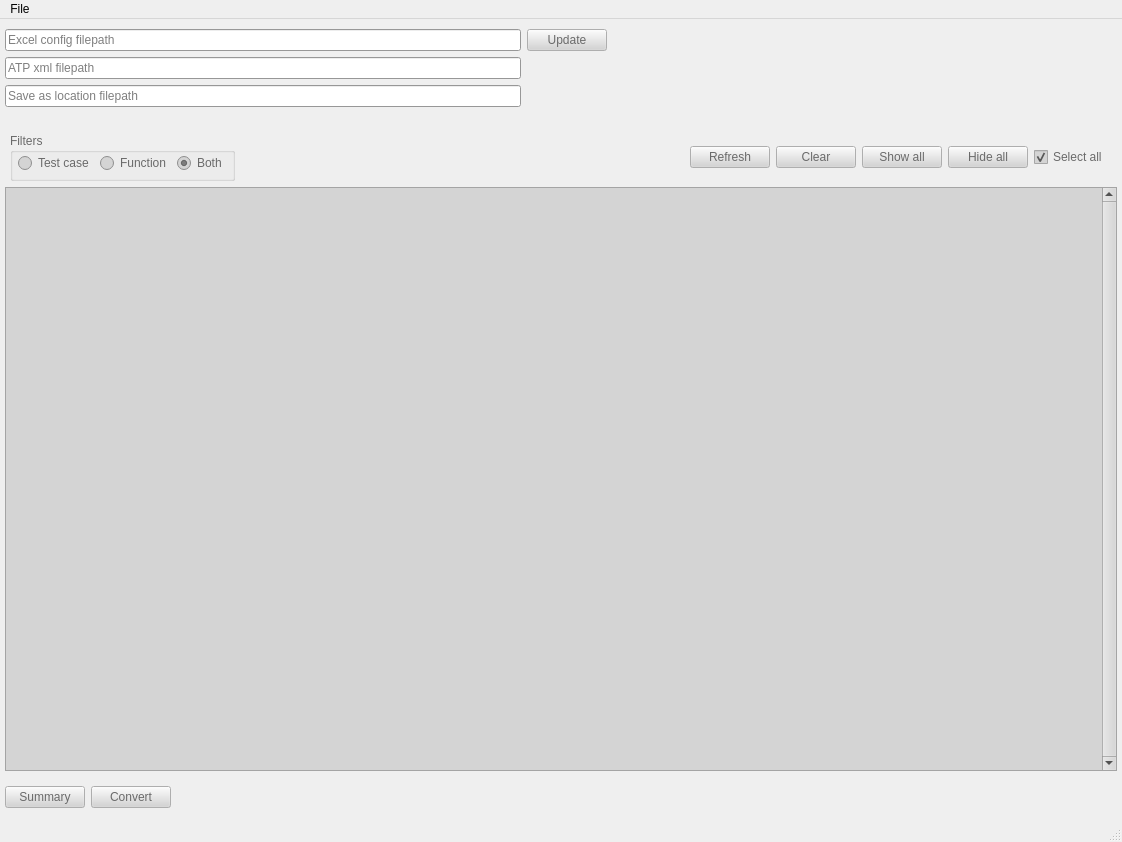
Before: the Qt Designer form components/UiMainWindow.ui in bubuding0809/XML-Converter, drawn with Qt 5.
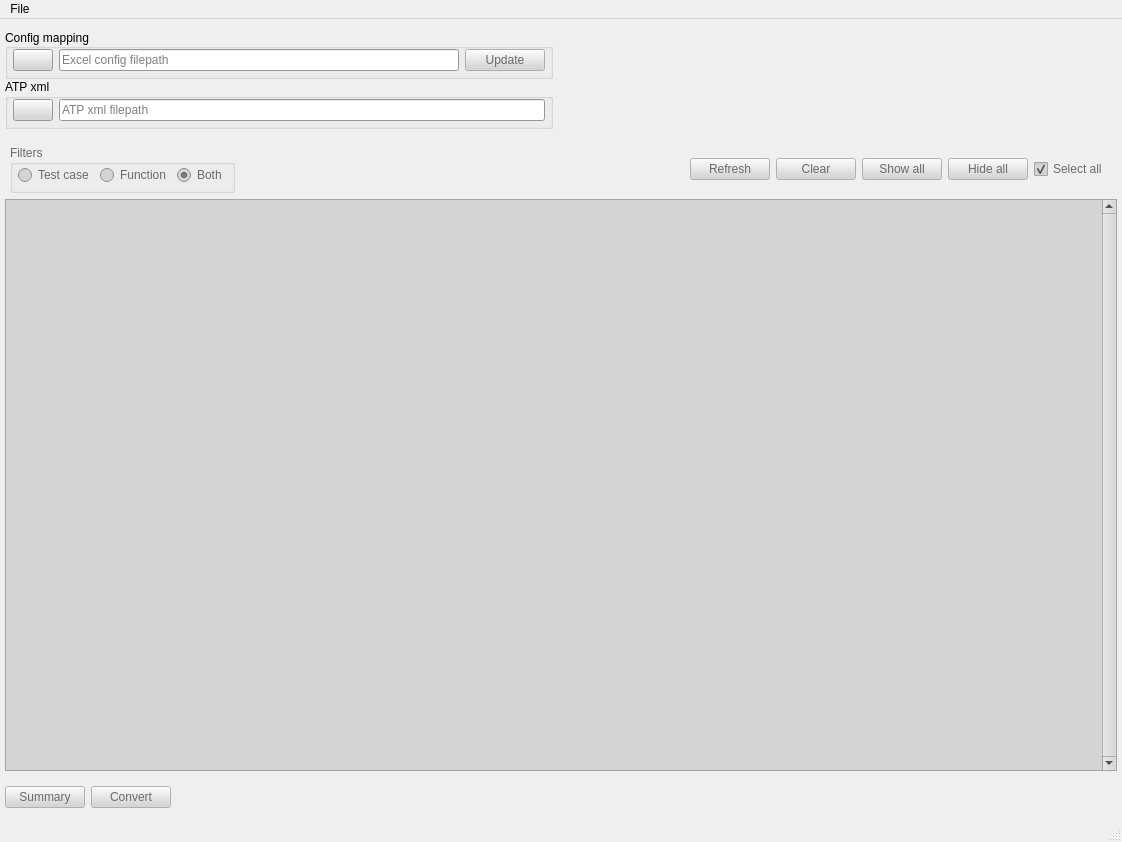
After: the same form once the commit is applied. Icons and pictures are not drawn.

What changed in the file:
```diff
--- a/components/UiMainWindow.ui
+++ b/components/UiMainWindow.ui
@@ -491,85 +491,66 @@
         <number>0</number>
        </property>
        <property name="bottomMargin">
-        <number>20</number>
+        <number>10</number>
        </property>
-       <item row="0" column="0">
-        <widget class="QWidget" name="configInput_widget" native="true">
-         <layout class="QHBoxLayout" name="horizontalLayout_4">
-          <property name="leftMargin">
-           <number>0</number>
-          </property>
-          <property name="topMargin">
-           <number>0</number>
-          </property>
-          <property name="rightMargin">
-           <number>0</number>
-          </property>
-          <property name="bottomMargin">
-           <number>0</number>
-          </property>
-          <item>
-           <widget class="QLineEdit" name="configFilePath_display">
-            <property name="minimumSize">
-             <size>
-              <width>400</width>
-              <height>0</height>
-             </size>
-            </property>
-            <property name="readOnly">
-             <bool>true</bool>
-            </property>
-            <property name="placeholderText">
-             <string>Excel config filepath</string>
-            </property>
-           </widget>
-          </item>
-         </layout>
-        </widget>
-       </item>
-       <item row="1" column="5">
-        <spacer name="horizontalSpacer_2">
-         <property name="orientation">
-          <enum>Qt::Horizontal</enum>
-         </property>
-         <property name="sizeHint" stdset="0">
-          <size>
-           <width>40</width>
-           <height>20</height>
-          </size>
-         </property>
-        </spacer>
-       </item>
-       <item row="2" column="5">
-        <spacer name="horizontalSpacer_4">
-         <property name="orientation">
-          <enum>Qt::Horizontal</enum>
-         </property>
-         <property name="sizeHint" stdset="0">
-          <size>
-           <width>40</width>
-           <height>20</height>
-          </size>
-         </property>
-        </spacer>
-       </item>
+       <property name="verticalSpacing">
+        <number>0</number>
+       </property>
        <item row="1" column="0">
-        <widget class="QWidget" name="xmlInput_widget" native="true">
-         <layout class="QHBoxLayout" name="horizontalLayout_5">
+        <widget class="QGroupBox" name="xmlGroup_box">
+         <property name="title">
+          <string>ATP xml</string>
+         </property>
+         <layout class="QHBoxLayout" name="horizontalLayout_9">
           <property name="leftMargin">
-           <number>0</number>
+           <number>5</number>
           </property>
           <property name="topMargin">
            <number>0</number>
           </property>
           <property name="rightMargin">
-           <number>0</number>
+           <number>5</number>
           </property>
           <property name="bottomMargin">
-           <number>0</number>
+           <number>5</number>
           </property>
+          <item>
+           <widget class="QPushButton" name="xmlFileUpload_btn">
+            <property name="sizePolicy">
+             <sizepolicy hsizetype="Fixed" vsizetype="Fixed">
+              <horstretch>0</horstretch>
+              <verstretch>0</verstretch>
+             </sizepolicy>
+            </property>
+            <property name="cursor">
+             <cursorShape>PointingHandCursor</cursorShape>
+            </property>
+            <property name="text">
+             <string/>
+            </property>
+            <property name="icon">
+             <iconset resource="../media/bootstrap.qrc">
+              <normaloff>:/icons/bootstrap-icons-1.8.3/filetype-xml.svg</normaloff>:/icons/bootstrap-icons-1.8.3/filetype-xml.svg</iconset>
+            </property>
+            <property name="iconSize">
+             <size>
+              <width>25</width>
+              <height>25</height>
+             </size>
+            </property>
+            <property name="default">
+             <bool>false</bool>
+            </property>
+           </widget>
+          </item>
           <item>
            <widget class="QLineEdit" name="xmlFilePath_display">
+            <property name="sizePolicy">
+             <sizepolicy hsizetype="Minimum" vsizetype="Fixed">
+              <horstretch>0</horstretch>
+              <verstretch>0</verstretch>
+             </sizepolicy>
+            </property>
             <property name="minimumSize">
              <size>
               <width>400</width>
@@ -587,41 +568,7 @@
          </layout>
         </widget>
        </item>
-       <item row="2" column="0">
-        <widget class="QWidget" name="saveLocation_widget" native="true">
-         <layout class="QHBoxLayout" name="horizontalLayout_8">
-          <property name="leftMargin">
-           <number>0</number>
-          </property>
-          <property name="topMargin">
-           <number>0</number>
-          </property>
-          <property name="rightMargin">
-           <number>0</number>
-          </property>
-          <property name="bottomMargin">
-           <number>0</number>
-          </property>
-          <item>
-           <widget class="QLineEdit" name="saveLocationFilePath_display">
-            <property name="minimumSize">
-             <size>
-              <width>400</width>
-              <height>0</height>
-             </size>
-            </property>
-            <property name="readOnly">
-             <bool>true</bool>
-            </property>
-            <property name="placeholderText">
-             <string>Save as location filepath</string>
-            </property>
-           </widget>
-          </item>
-         </layout>
-        </widget>
-       </item>
-       <item row="0" column="5">
+       <item row="0" column="4">
         <spacer name="horizontalSpacer">
          <property name="orientation">
           <enum>Qt::Horizontal</enum>
@@ -634,23 +581,113 @@
          </property>
         </spacer>
        </item>
-       <item row="0" column="1">
-        <widget class="QPushButton" name="configFileUpdate_btn">
-         <property name="enabled">
-          <bool>false</bool>
+       <item row="0" column="0">
+        <widget class="QGroupBox" name="configGroup_box">
+         <property name="font">
+          <font>
+           <weight>50</weight>
+           <bold>false</bold>
+          </font>
          </property>
-         <property name="toolTip">
-          <string>Update config with latest changes to mapping</string>
+         <property name="title">
+          <string>Config mapping</string>
          </property>
-         <property name="statusTip">
-          <string>Update config with latest changes to mapping</string>
+         <property name="alignment">
+          <set>Qt::AlignLeading|Qt::AlignLeft|Qt::AlignVCenter</set>
          </property>
-         <property name="whatsThis">
-          <string>Update config with latest changes to mapping</string>
+         <property name="flat">
+          <bool>false</bool>
          </property>
-         <property name="text">
-          <string>Update</string>
+         <property name="checkable">
+          <bool>false</bool>
          </property>
+         <property name="checked">
+          <bool>false</bool>
+         </property>
+         <layout class="QHBoxLayout" name="horizontalLayout_7">
+          <property name="leftMargin">
+           <number>5</number>
+          </property>
+          <property name="topMargin">
+           <number>0</number>
+          </property>
+          <property name="rightMargin">
+           <number>5</number>
+          </property>
+          <property name="bottomMargin">
+           <number>5</number>
+          </property>
+          <item>
+           <widget class="QPushButton" name="configFileUpload_btn">
+            <property name="sizePolicy">
+             <sizepolicy hsizetype="Fixed" vsizetype="Fixed">
+              <horstretch>0</horstretch>
+              <verstretch>0</verstretch>
+             </sizepolicy>
+            </property>
+            <property name="cursor">
+             <cursorShape>PointingHandCursor</cursorShape>
+            </property>
+            <property name="text">
+             <string/>
+            </property>
+            <property name="icon">
+             <iconset resource="../media/bootstrap.qrc">
+              <normaloff>:/icons/bootstrap-icons-1.8.3/filetype-xlsx.svg</normaloff>:/icons/bootstrap-icons-1.8.3/filetype-xlsx.svg</iconset>
+            </property>
+            <property name="iconSize">
+             <size>
+              <width>25</width>
+              <height>25</height>
+             </size>
+            </property>
+            <property name="default">
+             <bool>false</bool>
+            </property>
+           </widget>
+          </item>
+          <item>
+           <widget class="QLineEdit" name="configFilePath_display">
+            <property name="sizePolicy">
+             <sizepolicy hsizetype="Minimum" vsizetype="Fixed">
+              <horstretch>0</horstretch>
+              <verstretch>0</verstretch>
+             </sizepolicy>
+            </property>
+            <property name="minimumSize">
+             <size>
+              <width>400</width>
+              <height>0</height>
+             </size>
+            </property>
+            <property name="readOnly">
+             <bool>true</bool>
+            </property>
+            <property name="placeholderText">
+             <string>Excel config filepath</string>
+            </property>
+           </widget>
+          </item>
+          <item>
+           <widget class="QPushButton" name="configFileUpdate_btn">
+            <property name="enabled">
+             <bool>false</bool>
+            </property>
+            <property name="toolTip">
+             <string>Update config with latest changes to mapping</string>
+            </property>
+            <property name="statusTip">
+             <string>Update config with latest changes to mapping</string>
+            </property>
+            <property name="whatsThis">
+             <string>Update config with latest changes to mapping</string>
+            </property>
+            <property name="text">
+             <string>Update</string>
+            </property>
+           </widget>
+          </item>
+         </layout>
         </widget>
        </item>
       </layout>
@@ -919,7 +956,7 @@
             <x>0</x>
             <y>0</y>
             <width>1089</width>
-            <height>554</height>
+            <height>540</height>
            </rect>
           </property>
           <layout class="QVBoxLayout" name="verticalLayout_3">
```
Left out of the diff: 2 changed lines with no effect on the pictures.
